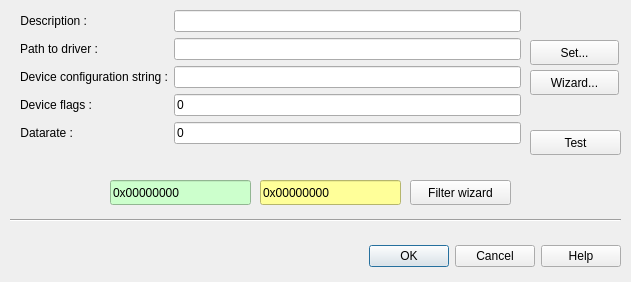
First picture: the form in src/cdlgconnsettingscanal.ui, repository grodansparadis/vscp-works-qt, before the edit.
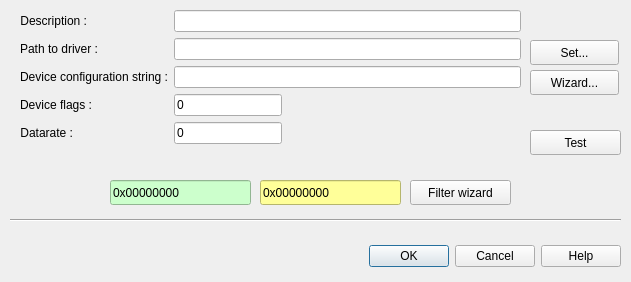
Second picture: the form after the edit.

The edit to the form file:
```diff
--- a/src/cdlgconnsettingscanal.ui
+++ b/src/cdlgconnsettingscanal.ui
@@ -99,6 +99,15 @@
     </item>
     <item row="3" column="1">
      <widget class="QLineEdit" name="editFlags">
+      <property name="sizePolicy">
+       <sizepolicy hsizetype="Fixed" vsizetype="Fixed">
+        <horstretch>0</horstretch>
+        <verstretch>0</verstretch>
+       </sizepolicy>
+      </property>
+      <property name="toolTip">
+       <string>OPtions for CANAL interface</string>
+      </property>
       <property name="text">
        <string>0</string>
       </property>
@@ -106,6 +115,15 @@
     </item>
     <item row="4" column="1">
      <widget class="QLineEdit" name="editDataRate">
+      <property name="sizePolicy">
+       <sizepolicy hsizetype="Fixed" vsizetype="Fixed">
+        <horstretch>0</horstretch>
+        <verstretch>0</verstretch>
+       </sizepolicy>
+      </property>
+      <property name="toolTip">
+       <string>Datarate for CANAL interface (usually set in configuration string)</string>
+      </property>
       <property name="text">
        <string>0</string>
       </property>
```
Left out of the diff: 18 changed lines with no effect on the pictures.
